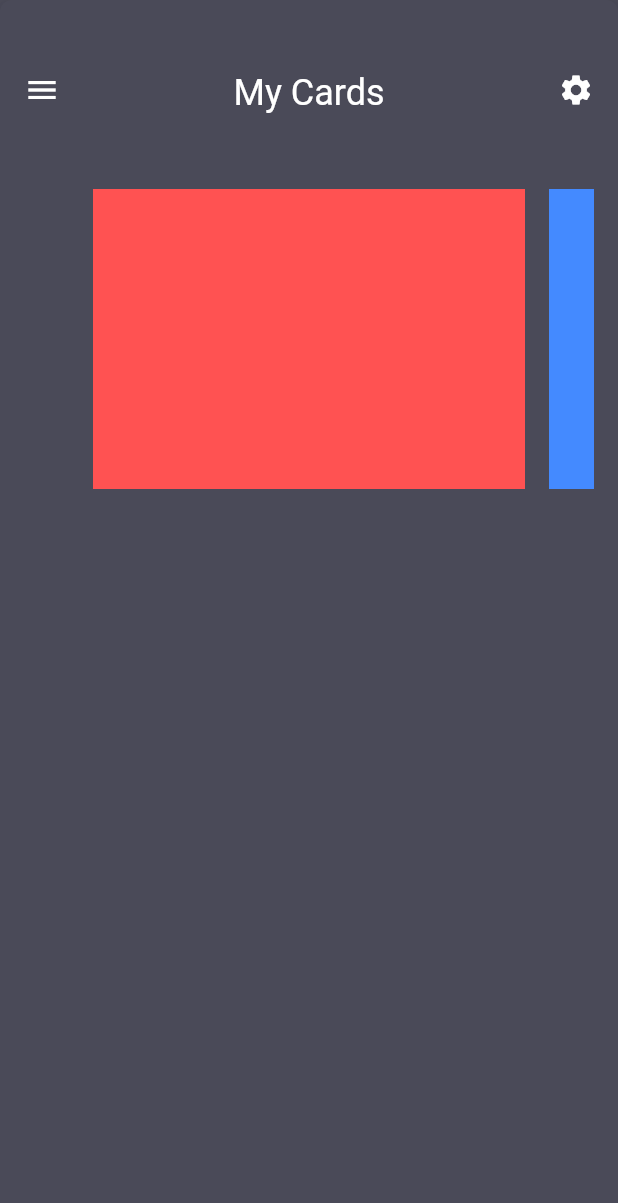
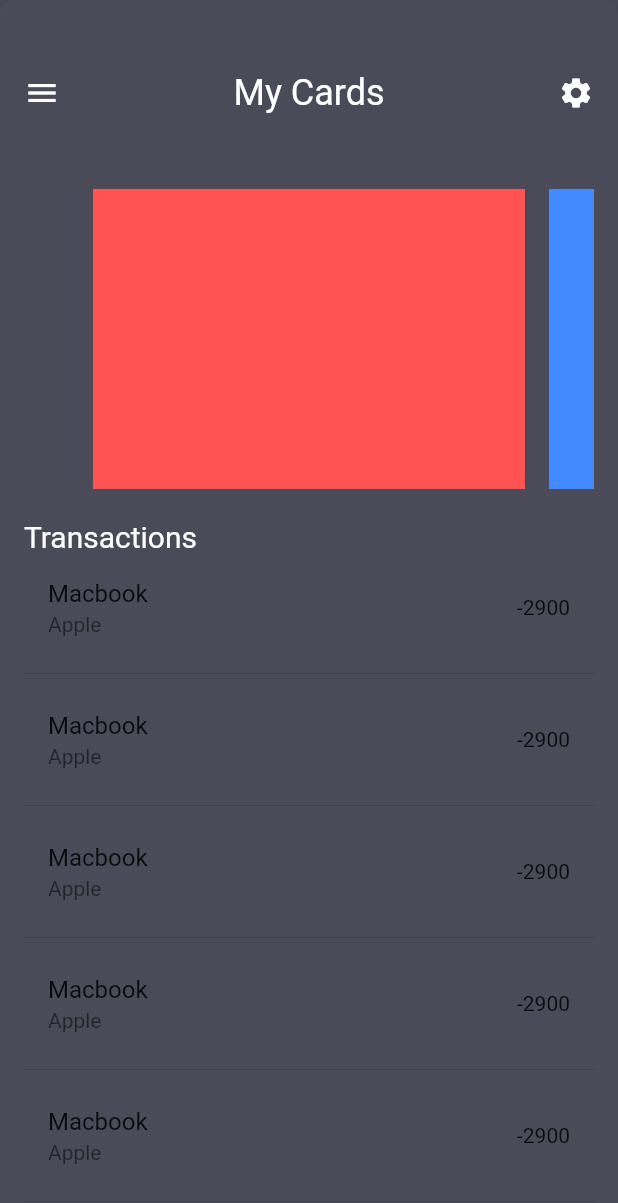
Before and after one commit to lutungp/toko, a Flutter app: the MainPage screen opened by its route, on a phone screen of 412 x 824 dp. Shown: the top 1203 px of the screen. Run offline on Flutter 3.47's test engine with Material 2 defaults, Android fonts, the phone set to English and light mode, and no system bars; our stand-ins replace shared_preferences; accounts and stored records are empty; Roboto replaces fonts that are missing (Nunito).

```diff
--- a/lib/pages/MainPage.dart
+++ b/lib/pages/MainPage.dart
@@ -16,13 +16,12 @@ class _MainPageState extends State<MainPage> with SingleTickerProviderStateMixin
   Animation<double> _menuScaleAnimation;
   Animation<Offset> _slideAnimation;
 
-
   @override
   void initState() {
     super.initState();
     _controller = AnimationController(vsync: this, duration: duration);
-    _scaleAnimation = Tween<double>(begin : 1, end: 0.6).animate(_controller);
-    _menuScaleAnimation = Tween<double>(begin : 0, end: 1).animate(_controller);
+    _scaleAnimation = Tween<double>(begin: 1, end: 0.8).animate(_controller);
+    _menuScaleAnimation = Tween<double>(begin: 0.5, end: 1).animate(_controller);
     _slideAnimation = Tween<Offset>(begin: Offset(-1, 0), end: Offset(0, 0)).animate(_controller);
   }
 
@@ -37,12 +36,13 @@ class _MainPageState extends State<MainPage> with SingleTickerProviderStateMixin
     Size size = MediaQuery.of(context).size;
     screenHeight = size.height;
     screenWidth = size.width;
+
     return Scaffold(
       backgroundColor: backgroundColor,
       body: Stack(
         children: <Widget>[
           menu(context),
-          dashboard(context)
+          dashboard(context),
         ],
       ),
     );
@@ -55,67 +55,59 @@ class _MainPageState extends State<MainPage> with SingleTickerProviderStateMixin
         scale: _menuScaleAnimation,
         child: Padding(
           padding: const EdgeInsets.only(left: 16.0),
-          child : Align(
+          child: Align(
             alignment: Alignment.centerLeft,
-            child : Column(
+            child: Column(
               mainAxisSize: MainAxisSize.min,
               mainAxisAlignment: MainAxisAlignment.spaceAround,
               crossAxisAlignment: CrossAxisAlignment.start,
               children: <Widget>[
-                Text("Dashboard", style: TextStyle(color : Colors.white, fontSize: 22)),
-                SizedBox(height: 10,),
-                Text("Messages", style: TextStyle(color : Colors.white, fontSize: 22)),
-                SizedBox(height: 10,),
-                Text("Utility Bills", style: TextStyle(color : Colors.white, fontSize: 22)),
-                SizedBox(height: 10,),
-                Text("Funds Transfer", style: TextStyle(color : Colors.white, fontSize: 22)),
-                SizedBox(height: 10,),
-                Text("Branches", style: TextStyle(color : Colors.white, fontSize: 22)),
+                Text("Dashboard", style: TextStyle(color: Colors.white, fontSize: 22)),
+                SizedBox(height: 10),
+                Text("Messages", style: TextStyle(color: Colors.white, fontSize: 22)),
+                SizedBox(height: 10),
+                Text("Utility Bills", style: TextStyle(color: Colors.white, fontSize: 22)),
+                SizedBox(height: 10),
+                Text("Funds Transfer", style: TextStyle(color: Colors.white, fontSize: 22)),
+                SizedBox(height: 10),
+                Text("Branches", style: TextStyle(color: Colors.white, fontSize: 22)),
               ],
             ),
-            SizedBox(height: 50),
-            FractionallySizedBox(
-              child: PageView(
-                controller : PageController(viewportFraction:0.8),
-                scollDirection : Axis.horizontal,
-                pagesnapping : true,
-                children : <Widget>[
-                  Container(
-
-                  )
-                ]
           ),
-            )
-          )
         ),
       ),
     );
   }
 
-  Widget dashboard(context){
+  Widget dashboard(context) {
     return AnimatedPositioned(
-      top : 0,
+      duration: duration,
+      top: 0,
       bottom: 0,
       left: isCollapsed ? 0 : 0.6 * screenWidth,
-      right: isCollapsed ? 0 : -0.4 * screenWidth,
-      duration: duration,
+      right: isCollapsed ? 0 : -0.2 * screenWidth,
       child: ScaleTransition(
         scale: _scaleAnimation,
         child: Material(
-          animationDuration: const Duration(milliseconds : 3000),
-          borderRadius: BorderRadius.all(Radius.circular(8)),
+          animationDuration: duration,
+          borderRadius: BorderRadius.all(Radius.circular(10)),
           elevation: 8,
           color: backgroundColor,
-          child : Container(
-            padding: const EdgeInsets.only(left : 16, right : 16, top : 48),
+          child: SingleChildScrollView(
+            scrollDirection: Axis.vertical,
+            physics: ClampingScrollPhysics(),
+            child: Container(
+              padding: const EdgeInsets.only(left: 16, right: 16, top: 48),
               child: Column(
+                crossAxisAlignment: CrossAxisAlignment.start,
                 children: <Widget>[
                   Row(
+                    mainAxisAlignment: MainAxisAlignment.spaceBetween,
                     mainAxisSize: MainAxisSize.max,
-                  mainAxisAlignment: MainAxisAlignment.spaceBetween,
-                  crossAxisAlignment: CrossAxisAlignment.start,
                     children: [
-                    InkWell(child : Icon(Icons.menu, color: Colors.white), onTap: () {
+                      InkWell(
+                        child: Icon(Icons.menu, color: Colors.white),
+                        onTap: () {
                           setState(() {
                             if (isCollapsed)
                               _controller.forward();
@@ -124,12 +116,13 @@ class _MainPageState extends State<MainPage> with SingleTickerProviderStateMixin
 
                             isCollapsed = !isCollapsed;
                           });
-                    }),
-                    Text("My Cards", style: TextStyle(fontSize : 24, color : Colors.white)),
+                        },
+                      ),
+                      Text("My Cards", style: TextStyle(fontSize: 24, color: Colors.white)),
                       Icon(Icons.settings, color: Colors.white),
-                  ]
+                    ],
                   ),
-                SizedBox(height : 50),
+                  SizedBox(height: 50),
                   Container(
                     height: 200,
                     child: PageView(
@@ -138,26 +131,41 @@ class _MainPageState extends State<MainPage> with SingleTickerProviderStateMixin
                       pageSnapping: true,
                       children: <Widget>[
                         Container(
-                        margin : const EdgeInsets.symmetric(horizontal: 8),
-                        color : Colors.redAccent,
+                          margin: const EdgeInsets.symmetric(horizontal: 8),
+                          color: Colors.redAccent,
                           width: 100,
                         ),
                         Container(
-                        margin : const EdgeInsets.symmetric(horizontal: 8),
-                        color : Colors.blueAccent,
+                          margin: const EdgeInsets.symmetric(horizontal: 8),
+                          color: Colors.blueAccent,
                           width: 100,
                         ),
                         Container(
-                        margin : const EdgeInsets.symmetric(horizontal: 8),
-                        color : Colors.greenAccent,
+                          margin: const EdgeInsets.symmetric(horizontal: 8),
+                          color: Colors.greenAccent,
                           width: 100,
                         ),
                       ],
                     ),
-                )
+                  ),
+                  SizedBox(height: 20),
+                  Text("Transactions", style: TextStyle(color: Colors.white, fontSize: 20),),
+                  ListView.separated(
+                    physics: ClampingScrollPhysics(),
+                    shrinkWrap: true,
+                    itemBuilder: (context, index) {
+                        return ListTile(
+                          title: Text("Macbook"),
+                          subtitle: Text("Apple"),
+                          trailing: Text("-2900"),
+                        );
+                    }, separatorBuilder: (context, index) {
+                      return Divider(height: 16);
+                    }, itemCount: 10)
                 ],
-            )
-          )
+              ),
+            ),
+          ),
         ),
       ),
     );
```
Also changed, not shown: 3 other files. Lines whose indentation alone changed are shown as unchanged.
